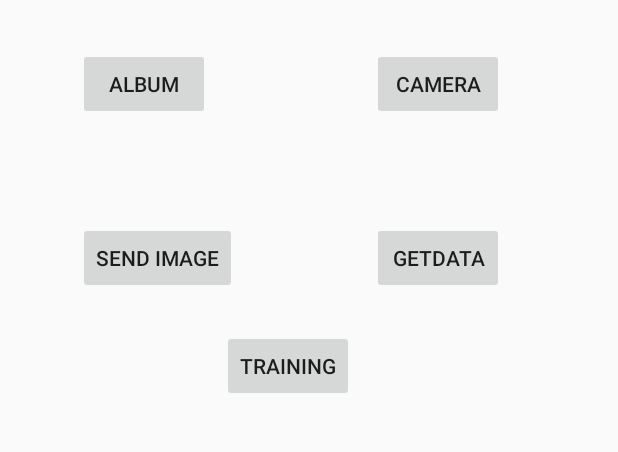
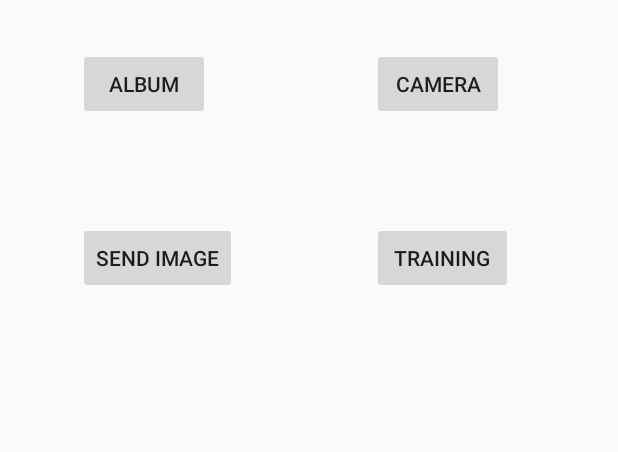
Before and after one commit to kobidy1102/NhanDien, an Android app: the screen it shows after launch (MainActivity), on a phone screen of 412 x 824 dp, the part 420-872 px from its top. Run offline under Robolectric (Android 15) with nearby library versions, the phone set to English and light mode, and no system bars.

Commit message:
fix train, them delete person, create group

```diff
--- a/TestConnectWebApi/app/src/main/java/com/example/pc_asus/testconnectwebapi/API.java
+++ b/TestConnectWebApi/app/src/main/java/com/example/pc_asus/testconnectwebapi/API.java
@@ -14,14 +14,25 @@ public interface API {
     String personName="";
     @GET("api/values")
         Call<String> getResult();
-    @Multipart
-    @POST("api/recognition/kpop")
-    Call<String> recognitionFace(@Part MultipartBody.Part photo);
 
     @Multipart
-    @POST("api/addPersonToGroup/kpop/{personName}")
-    Call<String> addFace(@Path("personName") String personName, @Part MultipartBody.Part photo);
+    @POST("api/recognition/{personGroup}")
+    Call<String> recognitionFace(@Path("personGroup") String personGroup, @Part MultipartBody.Part photo);
+
+    @POST("api/addPersonToGroup/{personGroup}/{personName}")
+    Call<String> addPersontoGroup(@Path("personGroup") String personGroup, @Path("personName") String personName);
+
+    @Multipart
+    @POST("api/addFaceToPerson/{personGroup}/{personId}")
+    Call<String> addFaceToPerson(@Path("personGroup") String personGroup, @Path("personId") String personID, @Part MultipartBody.Part photo);
 
     @POST("api/trainingAI/{personGroup}")
-    Call<String> trainingFace(@Path("personGroup") String personGroup);
+    Call<String> trainingPerson(@Path("personGroup") String personGroup);
+
+    @POST("api/deletePerson/{personGroup}/{personId}")
+    Call<String> deletePerson(@Path("personGroup") String personGroup, @Path("personId") String personId);
+
+    @POST("api/createPersonGroup/{personGroup}/{personGroupName}")
+    Call<String> createPersonGroup(@Path("personGroup") String personGroup, @Path("personGroupName") String personGroupName);
+
 }
--- a/TestConnectWebApi/app/src/main/res/layout/activity_main.xml
+++ b/TestConnectWebApi/app/src/main/res/layout/activity_main.xml
@@ -5,16 +5,6 @@
     android:layout_width="match_parent"
     android:layout_height="match_parent"
     tools:context=".MainActivity">
-
-    <Button
-        android:id="@+id/button"
-        android:layout_width="wrap_content"
-        android:layout_height="wrap_content"
-        android:layout_marginStart="248dp"
-        android:layout_marginTop="372dp"
-        android:text="getData"
-        app:layout_constraintStart_toStartOf="parent"
-        app:layout_constraintTop_toTopOf="parent" />
 
     <Button
         android:id="@+id/btn_album"
@@ -58,12 +48,12 @@
 
     <Button
         android:id="@+id/btn_training"
-        android:layout_width="wrap_content"
+        android:layout_width="94dp"
         android:layout_height="wrap_content"
-        android:layout_marginStart="148dp"
-        android:layout_marginTop="24dp"
+        android:layout_marginStart="248dp"
+        android:layout_marginTop="68dp"
         android:text="Training"
         app:layout_constraintStart_toStartOf="parent"
-        app:layout_constraintTop_toBottomOf="@+id/btn_send" />
+        app:layout_constraintTop_toBottomOf="@+id/btn_camera" />
 
 </android.support.constraint.ConstraintLayout>
--- a/TestConnectWebApi/app/src/main/res/layout/activity_training.xml
+++ b/TestConnectWebApi/app/src/main/res/layout/activity_training.xml
@@ -76,11 +76,6 @@
 
         </LinearLayout>
 
-        <Button
-            android:id="@+id/btn_train"
-            android:layout_width="match_parent"
-            android:layout_height="wrap_content"
-            android:text="train" />
     </LinearLayout>
 
 </android.support.constraint.ConstraintLayout>
```
Also changed, not shown: TestConnectWebApi/app/src/main/java/com/example/pc_asus/testconnectwebapi/MainActivity.java (+2 -107 lines), TestConnectWebApi/app/src/main/java/com/example/pc_asus/testconnectwebapi/TrainingActivity.java (+20 -27 lines), 5 other files.
